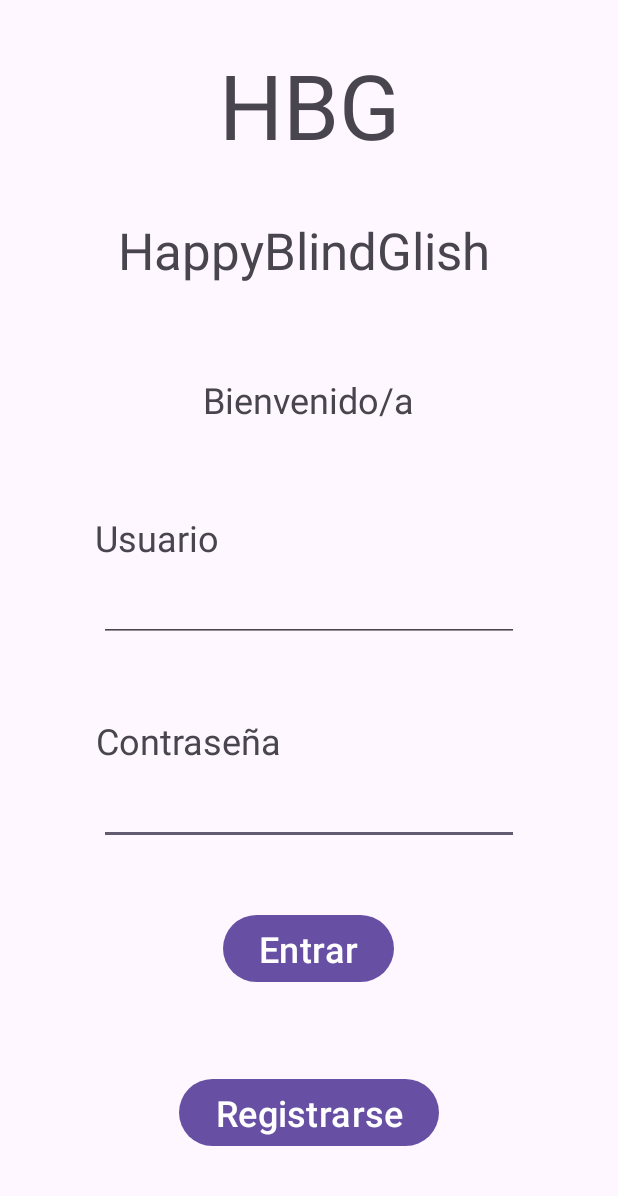
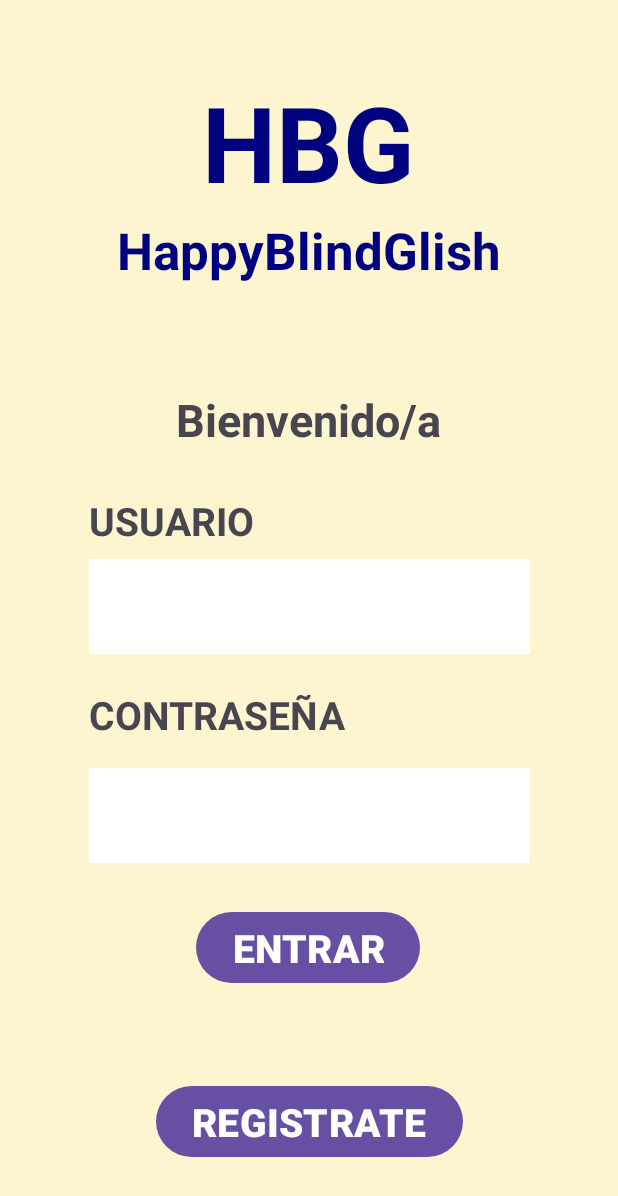
Before and after one commit to AmadaSarahi/HBGcompartido, an Android app: the screen it shows after launch (MainActivity), on a phone screen of 412 x 824 dp. Shown: the top 1196 px of the screen. Run offline under Robolectric (Android 15) with nearby library versions, the phone set to English and light mode, and no system bars.

Commit message:
Solo cambié los colores, el color del fondo lo puse con el código HEX #FDF5D0

```diff
--- a/app/src/main/res/layout/activity_main.xml
+++ b/app/src/main/res/layout/activity_main.xml
@@ -4,48 +4,54 @@
     xmlns:tools="http://schemas.android.com/tools"
     android:layout_width="match_parent"
     android:layout_height="match_parent"
-    tools:context=".MainActivity">
+    tools:context=".MainActivity"
+    android:background="#FDF5D0">
 
 
     <EditText
         android:id="@+id/editTextTextPassword3"
-        android:layout_width="wrap_content"
-        android:layout_height="wrap_content"
+        android:layout_width="294dp"
+        android:layout_height="63dp"
+        android:background="#FFFFFF"
         android:ems="10"
         android:inputType="textPassword"
-        android:textSize="24sp"
-        app:layout_constraintBottom_toTopOf="@+id/button3"
+        android:textSize="26sp"
+        app:layout_constraintBottom_toBottomOf="parent"
         app:layout_constraintEnd_toEndOf="parent"
+        app:layout_constraintHorizontal_bias="0.504"
         app:layout_constraintStart_toStartOf="parent"
-        app:layout_constraintTop_toBottomOf="@+id/editTextText5"
-        app:layout_constraintVertical_bias="0.656" />
+        app:layout_constraintTop_toTopOf="parent"
+        app:layout_constraintVertical_bias="0.673" />
 
     <EditText
         android:id="@+id/editTextText5"
-        android:layout_width="wrap_content"
-        android:layout_height="wrap_content"
+        android:layout_width="294dp"
+        android:layout_height="63dp"
         android:layout_marginTop="92dp"
+        android:background="#FFFFFF"
         android:ems="10"
         android:inputType="text"
-        android:textSize="24sp"
+        android:textSize="26sp"
         app:layout_constraintBottom_toBottomOf="parent"
         app:layout_constraintEnd_toEndOf="parent"
+        app:layout_constraintHorizontal_bias="0.504"
         app:layout_constraintStart_toStartOf="parent"
-        app:layout_constraintTop_toBottomOf="@+id/textView6"
-        app:layout_constraintVertical_bias="0.0" />
+        app:layout_constraintTop_toTopOf="parent"
+        app:layout_constraintVertical_bias="0.42" />
 
     <TextView
         android:id="@+id/textView3"
-        android:layout_width="wrap_content"
-        android:layout_height="wrap_content"
-        android:text="Usuario"
-        android:textSize="24sp"
-        app:layout_constraintBottom_toTopOf="@+id/editTextText5"
+        android:layout_width="114dp"
+        android:layout_height="44dp"
+        android:text="USUARIO"
+        android:textSize="26sp"
+        android:textStyle="bold"
+        app:layout_constraintBottom_toBottomOf="parent"
         app:layout_constraintEnd_toEndOf="parent"
-        app:layout_constraintHorizontal_bias="0.193"
+        app:layout_constraintHorizontal_bias="0.198"
         app:layout_constraintStart_toStartOf="parent"
-        app:layout_constraintTop_toBottomOf="@+id/textView6"
-        app:layout_constraintVertical_bias="1.0" />
+        app:layout_constraintTop_toTopOf="parent"
+        app:layout_constraintVertical_bias="0.422" />
 
     <TextView
         android:id="@+id/textView4"
@@ -53,11 +59,15 @@
         android:layout_height="85dp"
         android:text="HBG"
         android:textAlignment="center"
-        android:textSize="60sp"
-        app:layout_constraintBottom_toTopOf="@+id/textView5"
+        android:textColor="#00027F"
+        android:textSize="70sp"
+        android:textStyle="bold"
+        app:layout_constraintBottom_toBottomOf="parent"
         app:layout_constraintEnd_toEndOf="parent"
+        app:layout_constraintHorizontal_bias="0.497"
         app:layout_constraintStart_toStartOf="parent"
-        app:layout_constraintTop_toTopOf="parent" />
+        app:layout_constraintTop_toTopOf="parent"
+        app:layout_constraintVertical_bias="0.065" />
 
     <TextView
         android:id="@+id/textView5"
@@ -65,49 +75,53 @@
         android:layout_height="54dp"
         android:text="HappyBlindGlish"
         android:textAlignment="center"
+        android:textColor="#00027F"
         android:textSize="34sp"
+        android:textStyle="bold"
         app:layout_constraintBottom_toBottomOf="parent"
         app:layout_constraintEnd_toEndOf="parent"
-        app:layout_constraintHorizontal_bias="0.36"
+        app:layout_constraintHorizontal_bias="0.48"
         app:layout_constraintStart_toStartOf="parent"
         app:layout_constraintTop_toTopOf="parent"
         app:layout_constraintVertical_bias="0.187" />
 
     <TextView
         android:id="@+id/textView6"
-        android:layout_width="wrap_content"
-        android:layout_height="wrap_content"
+        android:layout_width="193dp"
+        android:layout_height="40dp"
         android:layout_marginTop="52dp"
         android:text="Bienvenido/a"
         android:textAlignment="center"
-        android:textSize="24sp"
+        android:textSize="30sp"
+        android:textStyle="bold"
         app:layout_constraintBottom_toBottomOf="parent"
         app:layout_constraintEnd_toEndOf="parent"
-        app:layout_constraintHorizontal_bias="0.498"
+        app:layout_constraintHorizontal_bias="0.497"
         app:layout_constraintStart_toStartOf="parent"
-        app:layout_constraintTop_toBottomOf="@+id/textView5"
-        app:layout_constraintVertical_bias="0.0" />
+        app:layout_constraintTop_toTopOf="parent"
+        app:layout_constraintVertical_bias="0.283" />
 
     <TextView
         android:id="@+id/textView7"
-        android:layout_width="wrap_content"
-        android:layout_height="wrap_content"
-        android:layout_marginTop="8dp"
-        android:text="Contraseña"
-        android:textSize="24sp"
-        app:layout_constraintBottom_toTopOf="@+id/editTextTextPassword3"
+        android:layout_width="178dp"
+        android:layout_height="44dp"
+        android:text="CONTRASEÑA"
+        android:textSize="26sp"
+        android:textStyle="bold"
+        app:layout_constraintBottom_toBottomOf="parent"
         app:layout_constraintEnd_toEndOf="parent"
-        app:layout_constraintHorizontal_bias="0.222"
+        app:layout_constraintHorizontal_bias="0.253"
         app:layout_constraintStart_toStartOf="parent"
-        app:layout_constraintTop_toBottomOf="@+id/editTextText5"
-        app:layout_constraintVertical_bias="1.0" />
+        app:layout_constraintTop_toTopOf="parent"
+        app:layout_constraintVertical_bias="0.588" />
 
     <Button
         android:id="@+id/button3"
         android:layout_width="wrap_content"
         android:layout_height="wrap_content"
-        android:text="Entrar"
-        android:textSize="24sp"
+        android:text="ENTRAR"
+        android:textSize="26sp"
+        android:textStyle="bold"
         app:layout_constraintBottom_toBottomOf="parent"
         app:layout_constraintEnd_toEndOf="parent"
         app:layout_constraintHorizontal_bias="0.498"
@@ -119,10 +133,12 @@
         android:id="@+id/button4"
         android:layout_width="wrap_content"
         android:layout_height="wrap_content"
-        android:text="Registrarse"
-        android:textSize="24sp"
+        android:text="REGISTRATE"
+        android:textSize="26sp"
+        android:textStyle="bold"
         app:layout_constraintBottom_toBottomOf="parent"
         app:layout_constraintEnd_toEndOf="parent"
         app:layout_constraintStart_toStartOf="parent"
-        app:layout_constraintTop_toBottomOf="@+id/button3" />
+        app:layout_constraintTop_toTopOf="parent"
+        app:layout_constraintVertical_bias="0.937" />
 </androidx.constraintlayout.widget.ConstraintLayout>
```
